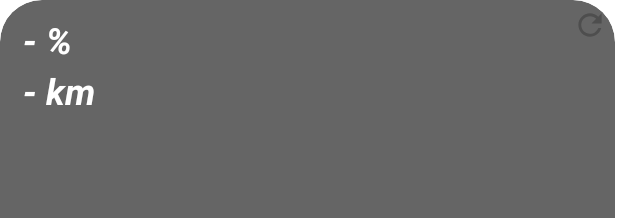
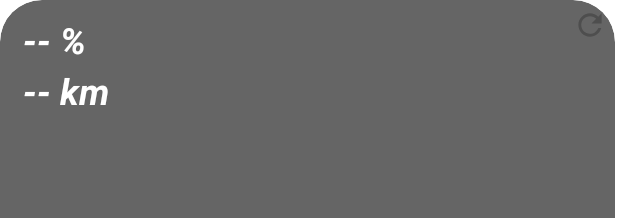
Before and after one commit to 5var0g/renault_ev_widget, an Android app: the layout battery_widget.xml on its own in the app's theme, with its tools: preview values and no code run, on a phone screen of 412 x 824 dp. Shown: the top 218 px of the screen. Run offline under Robolectric (Android 15) with nearby library versions, the phone set to English and light mode, and no system bars.

Commit message:
Update battery_widget.xml

```diff
--- a/app/src/main/res/layout/battery_widget.xml
+++ b/app/src/main/res/layout/battery_widget.xml
@@ -14,7 +14,7 @@
         android:layout_width="wrap_content"
         android:layout_height="wrap_content"
         android:contentDescription="appwidget_battery_level"
-        android:text="- %"
+        android:text="-- %"
         android:textColor="@color/white"
         android:textSize="24sp"
         android:textStyle="bold|italic"
@@ -28,7 +28,7 @@
         android:layout_below="@+id/appwidget_battery_level"
         android:layout_marginTop="1dp"
         android:contentDescription="appwidget_battery_autonomy"
-        android:text="- km"
+        android:text="-- km"
         android:textColor="@color/white"
         android:textSize="24sp"
         android:textStyle="bold|italic"
```
